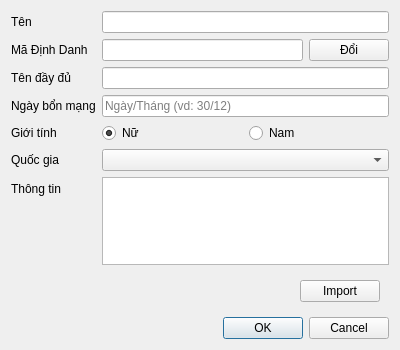
Before: the Qt Designer form app/view/dialog/dlgsaint.ui in emtrai/hrm_monastery, drawn with Qt 5.
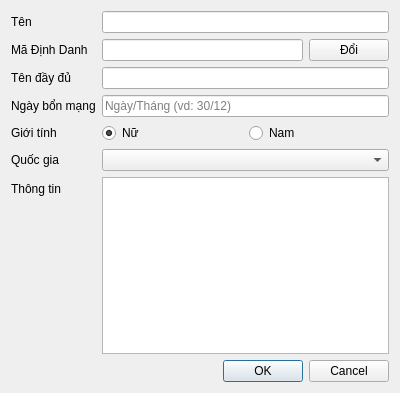
After: the same form once the commit is applied.

```diff
--- a/app/view/dialog/dlgsaint.ui
+++ b/app/view/dialog/dlgsaint.ui
@@ -7,7 +7,7 @@
     <x>0</x>
     <y>0</y>
     <width>400</width>
-    <height>350</height>
+    <height>393</height>
    </rect>
   </property>
   <property name="windowTitle">
@@ -127,38 +127,6 @@
      </item>
     </layout>
    </item>
-   <item>
-    <widget class="QFrame" name="frame">
-     <property name="frameShape">
-      <enum>QFrame::NoFrame</enum>
-     </property>
-     <property name="frameShadow">
-      <enum>QFrame::Plain</enum>
-     </property>
-     <layout class="QHBoxLayout" name="horizontalLayout_2">
-      <item>
-       <spacer name="horizontalSpacer">
-        <property name="orientation">
-         <enum>Qt::Horizontal</enum>
-        </property>
-        <property name="sizeHint" stdset="0">
-         <size>
-          <width>265</width>
-          <height>20</height>
-         </size>
-        </property>
-       </spacer>
-      </item>
-      <item>
-       <widget class="QPushButton" name="btnImport">
-        <property name="text">
-         <string>Import</string>
-        </property>
-       </widget>
-      </item>
-     </layout>
-    </widget>
-   </item>
    <item>
     <widget class="QDialogButtonBox" name="buttonBox">
      <property name="orientation">
```
Left out of the diff: 6 changed lines with no effect on the pictures.
